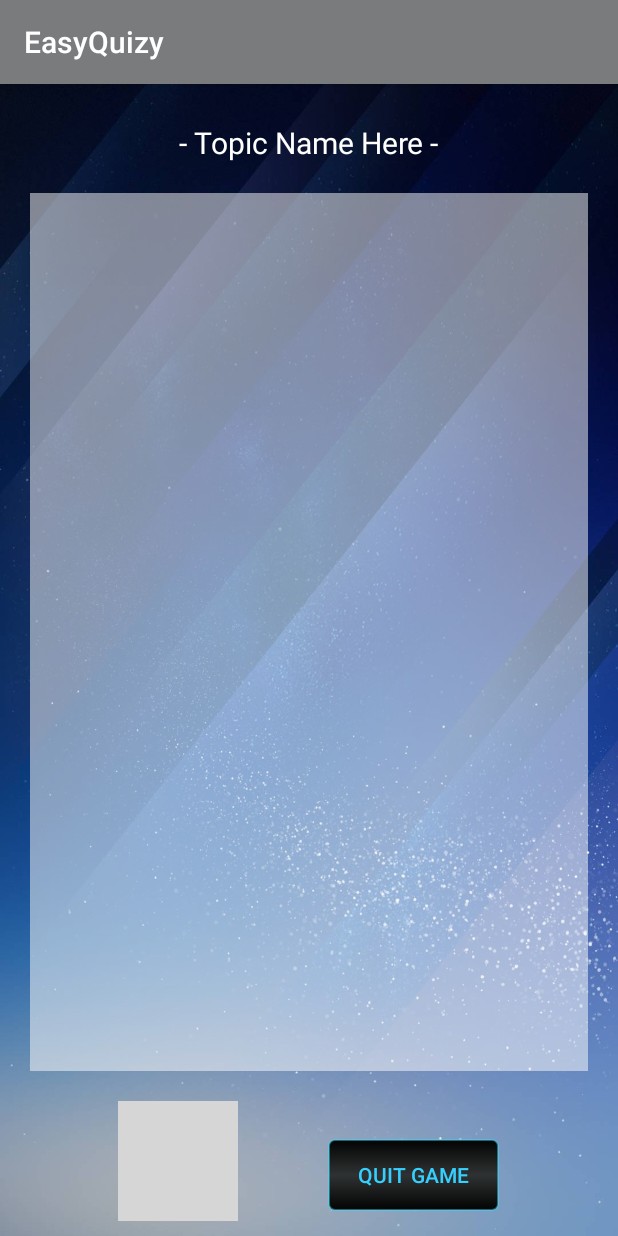
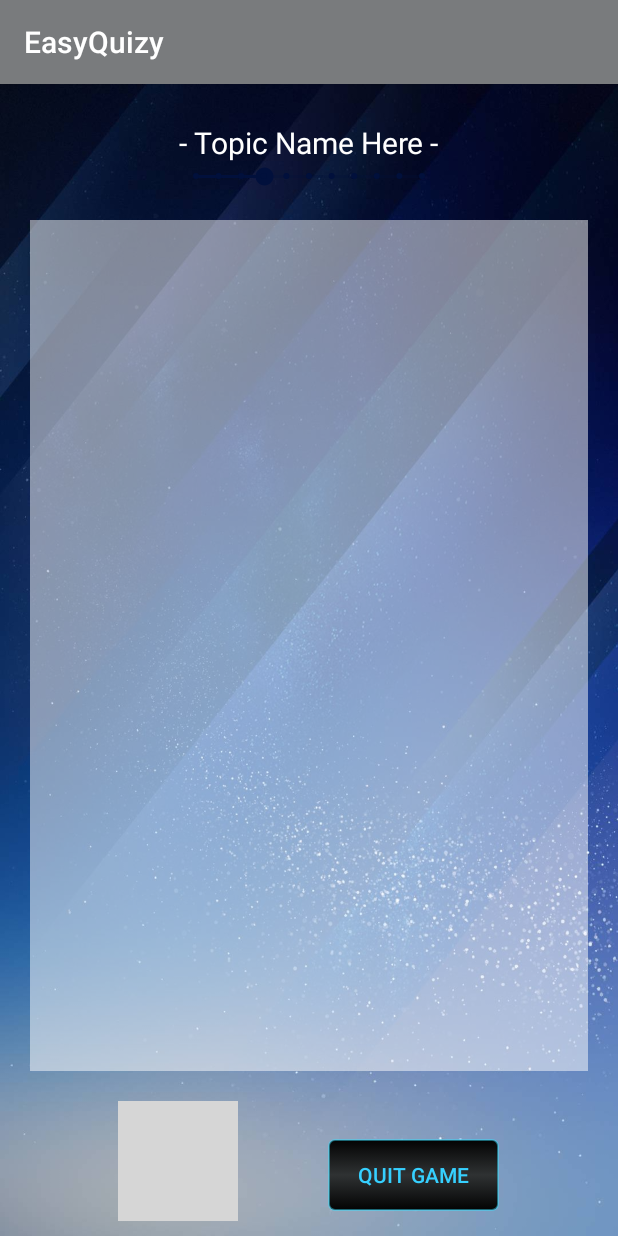
Before and after one commit to ShaniGeva12/EasyQuizy_App, an Android app: the Playing screen opened directly, with no data from a screen before it, on a phone screen of 412 x 824 dp. Run offline under Robolectric (Android 15) with nearby library versions, the phone set to English and light mode, and no system bars; 1 statement that could not run was skipped; grey boxes are pictures that could not be loaded.

Commit message:
playing xml & java working (not complete)

```diff
--- a/app/src/main/java/com/example/easyquizy_app/Playing.java
+++ b/app/src/main/java/com/example/easyquizy_app/Playing.java
@@ -1,8 +1,9 @@
 package com.example.easyquizy_app;
 
 import android.content.Intent;
+import android.os.Bundle;
 import android.support.v7.app.AppCompatActivity;
-import android.os.Bundle;
+import android.widget.SeekBar;
 import android.widget.Toast;
 
 public class Playing extends AppCompatActivity {
@@ -20,5 +21,32 @@ public class Playing extends AppCompatActivity {
         }
         else
             Toast.makeText(this, "play mode: " + playMode, Toast.LENGTH_SHORT).show();
+
+
+        Toast.makeText(this, "play mode: " + playMode, Toast.LENGTH_SHORT).show();
+
+
+        //seek bar - progress bar in the quiz
+        SeekBar seekBar = findViewById(R.id.seekBar);
+        if (seekBar != null) {
+            seekBar.setOnSeekBarChangeListener(new SeekBar.OnSeekBarChangeListener() {
+                @Override
+                public void onProgressChanged(SeekBar seekBar, int progress, boolean fromUser) {
+                    // Write code to perform some action when progress is changed.
+                }
+
+                @Override
+                public void onStartTrackingTouch(SeekBar seekBar) {
+                    // Write code to perform some action when touch is started.
+                }
+
+                @Override
+                public void onStopTrackingTouch(SeekBar seekBar) {
+                    // Write code to perform some action when touch is stopped.
+                    Toast.makeText(Playing.this, "Current value is " + seekBar.getProgress(), Toast.LENGTH_SHORT).show();
+                }
+            });
+        }
+
     }
 }
--- a/app/src/main/res/layout/activity_playing.xml
+++ b/app/src/main/res/layout/activity_playing.xml
@@ -8,6 +8,7 @@
     tools:context=".Playing">
 
     <!--Doing: shani-->
+    <!-- TODO: get topic name -->
 
     <!--old ui-->
     <!--
@@ -113,6 +114,15 @@
             android:paddingTop="25dp"
             >
 
+            <LinearLayout
+                android:layout_width="wrap_content"
+                android:layout_height="wrap_content"
+
+                android:orientation="vertical"
+
+                android:weightSum="3"
+                >
+
                 <TextView
                     android:id="@+id/topic_name_txt"
 
@@ -125,7 +135,30 @@
 
                     android:textColor="@color/cardview_light_background"
 
+                    android:layout_weight="1"
                     />
+
+                <LinearLayout
+                    android:layout_width="match_parent"
+                    android:layout_height="wrap_content"
+
+                    android:layout_weight="2"
+                    >
+
+                    <SeekBar
+                        android:id="@+id/seekBar"
+                        style="@style/Widget.AppCompat.SeekBar.Discrete"
+                        android:layout_width="match_parent"
+                        android:layout_height="wrap_content"
+                        android:max="10"
+                        android:progress="3"
+                        />
+
+                </LinearLayout>
+
+
+
+            </LinearLayout>
 
         </RelativeLayout>
 
```
Also changed, not shown: app/src/main/res/drawable/progress_seek_bar.xml (added, +9 -0 lines). Lines whose indentation alone changed are shown as unchanged.
